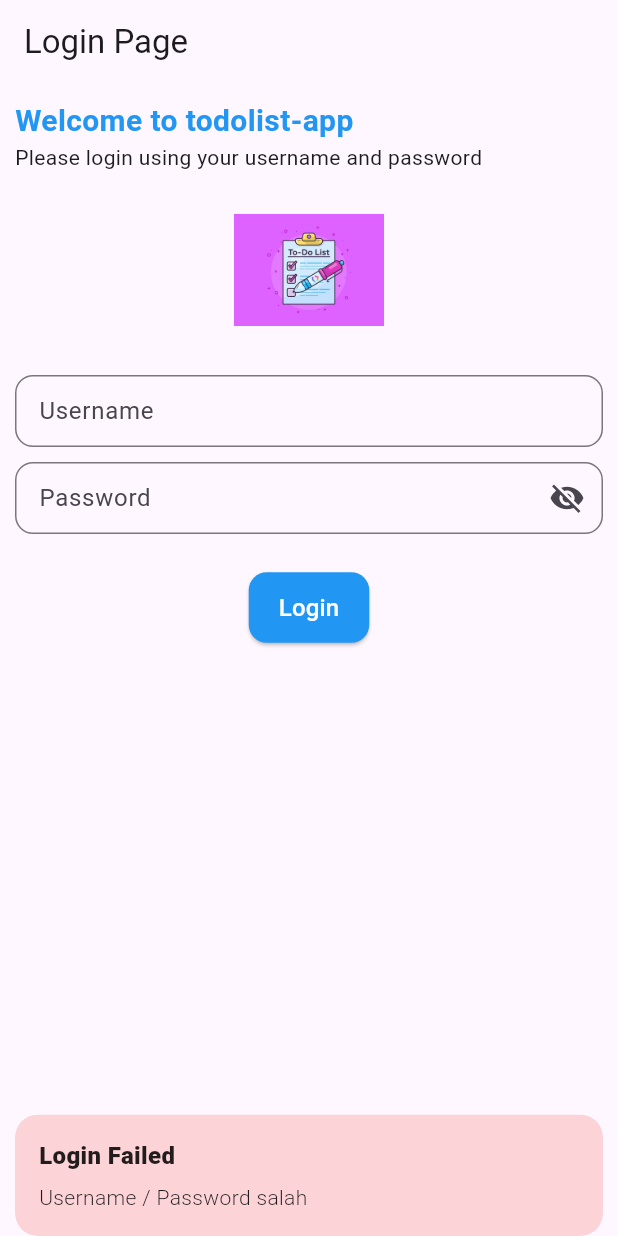
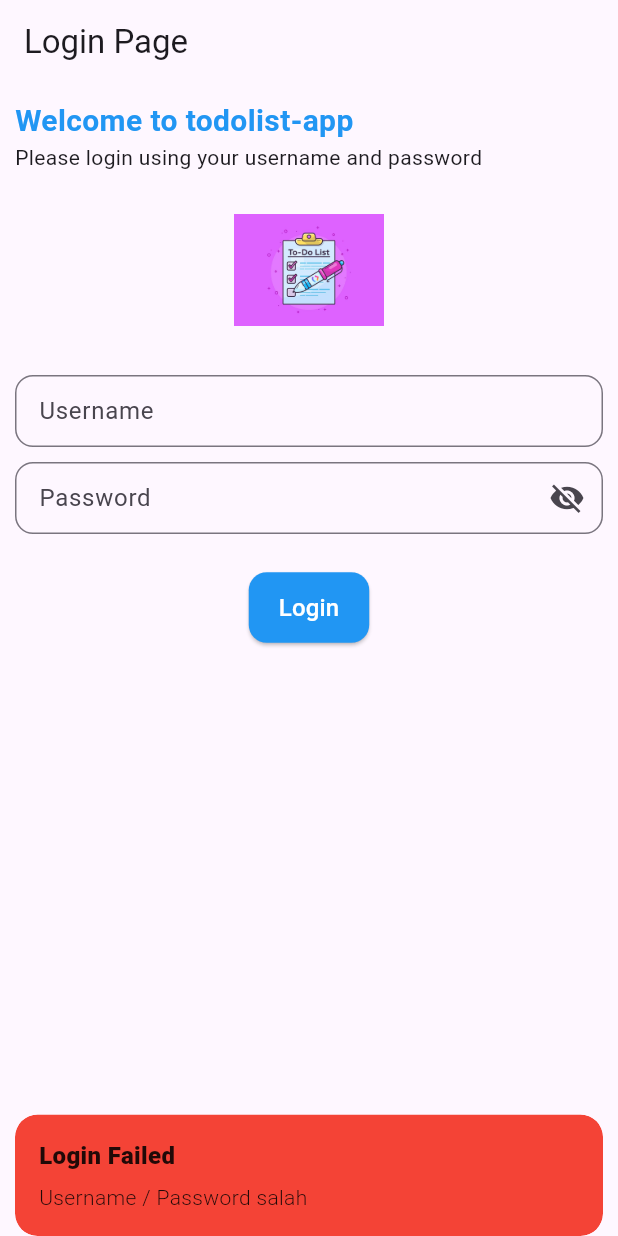
Before and after one commit to XOsmar969/todolistapp_27_26, a Flutter app: the screen it shows after launch, after a tap on "Login", on a phone screen of 412 x 824 dp. Run offline on Flutter 3.47's test engine with Material 3 defaults, Android fonts, the phone set to English and light mode, and no system bars; our stand-ins replace get.

```diff
--- a/lib/login_page.dart
+++ b/lib/login_page.dart
@@ -74,7 +74,7 @@ class _LoginPageState extends State<LoginPage> {
                       "Login Failed",
                       "Username / Password salah",
                       snackPosition: SnackPosition.BOTTOM,
-                      backgroundColor: Colors.red.withOpacity(0.2),
+                      backgroundColor: Colors.red.withValues(alpha: 2.2),
                     );
                   }
                 },
```
